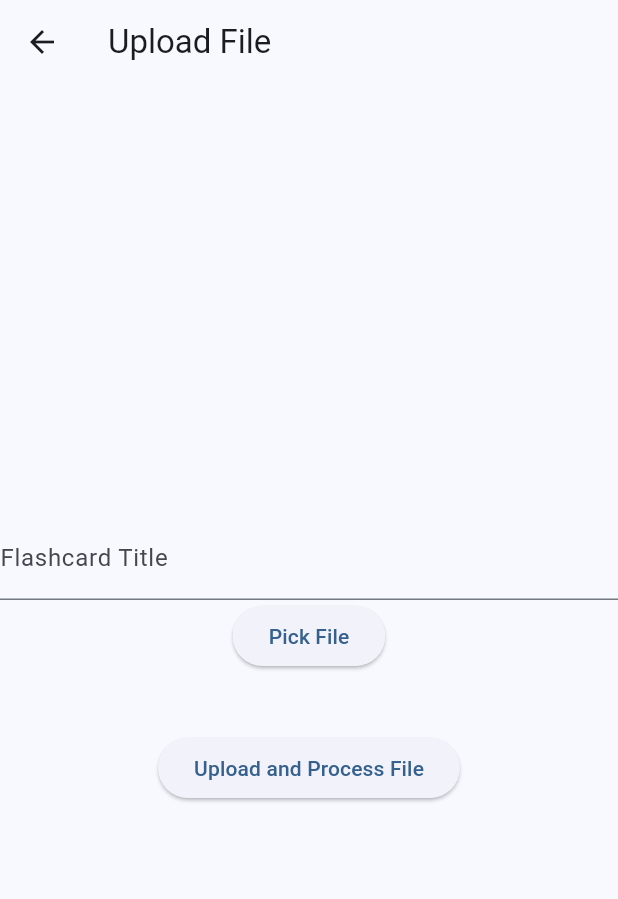
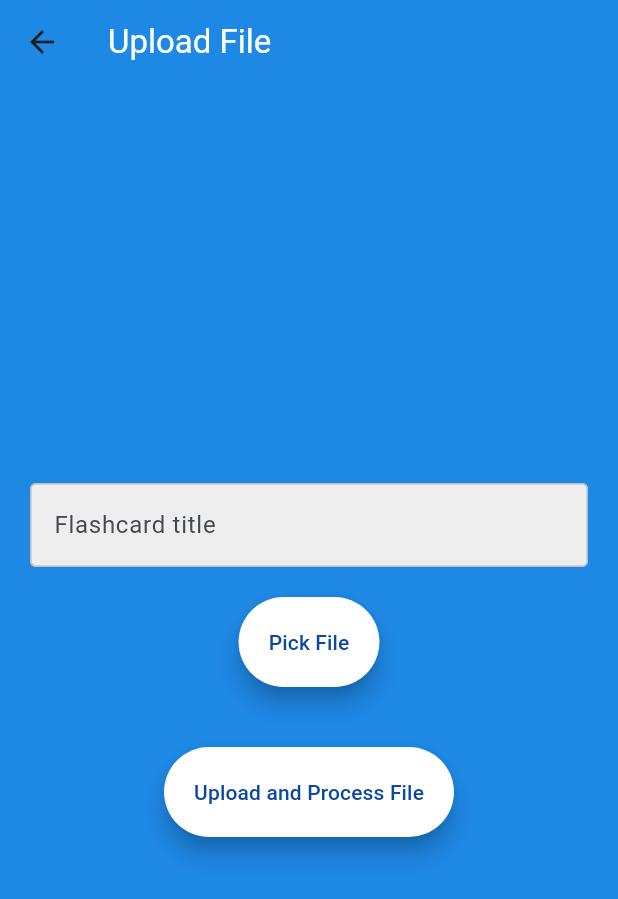
Before and after one commit to dimer09/flashcard_app, a Flutter app: the UploadFilePage screen opened by its route, after a tap on "Upload and Process File", on a phone screen of 412 x 824 dp. Shown: the top 899 px of the screen. Run offline on Flutter 3.47's test engine with Material 2 defaults, Android fonts, the phone set to English and light mode, and no system bars; our stand-ins replace file_picker, flip_card, google_nav_bar.

```diff
--- a/lib/pages/flashcard_detail.dart
+++ b/lib/pages/flashcard_detail.dart
@@ -173,6 +173,7 @@ class _FlashcarddetailscreenState extends State<Flashcarddetailscreen> {
             ]),
           ),
           Expanded(
+            child: Center(
               child: ListView.builder(
                   itemCount: flashitem.flashcards.length,
                   itemBuilder: (ctx, i) => Carte_Item(
@@ -222,10 +223,11 @@ class _FlashcarddetailscreenState extends State<Flashcarddetailscreen> {
                                 );
                               }
                             });
-                          ;
+
                           });
                         },
                       )),
+            ),
           ),
         ]),
       ),
--- a/lib/pages/upload_file.dart
+++ b/lib/pages/upload_file.dart
@@ -1,4 +1,3 @@
-import 'dart:io';
 import 'package:flutter/material.dart';
 import 'package:file_picker/file_picker.dart';
 import 'package:http/http.dart' as http;
@@ -10,9 +9,8 @@ import 'package:provider/provider.dart';
 import 'package:uuid/uuid.dart';
 
 class UploadFilePage extends StatefulWidget {
-
   static const routename = '/publicatondetailscreen';
-  final String userId;
+  final userId;
 
   UploadFilePage({Key? key, this.userId}) : super(key: key);
 
@@ -50,16 +48,13 @@ class _UploadFilePageState extends State<UploadFilePage> {
         filename: _pickedFile!.name,
       ));
 
-
     var response = await request.send();
 
     if (response.statusCode == 200) {
-
       var responseData = await response.stream.toBytes();
       var responseString = String.fromCharCodes(responseData);
 
       var responses = json.decode(responseString);
-
 
       List<dynamic> flashcardsJson = responses['flashcards'];
       print(flashcardsJson);
@@ -78,8 +73,7 @@ class _UploadFilePageState extends State<UploadFilePage> {
         id: DateTime.now().toIso8601String(),
         title: _titleController.text.isEmpty
             ? 'Imported Flashcards'
-            : _titleController
-                .text,
+            : _titleController.text,
         color: 'blue',
         isPublic: false,
         flashcards: carteItems,
@@ -88,22 +82,27 @@ class _UploadFilePageState extends State<UploadFilePage> {
 
       print(newFlashcard);
 
+      setState(() {
+        _isLoading = false;
+      });
 
+      Provider.of<FlaschCardsList>(context, listen: false)
+          .addFlashcard(newFlashcard, widget.userId);
+
+      ScaffoldMessenger.of(context).showSnackBar(
+        SnackBar(
+            backgroundColor: Colors.green,
+            content: Text('Flashcards uploaded and added successfully!')),
+      );
+    } else {
       setState(() {
         _isLoading = false;
       });
 
       ScaffoldMessenger.of(context).showSnackBar(
-        SnackBar(backgroundColor: Colors.green, content: Text('Flashcards uploaded and added successfully!')),
-      );
-    } else {
-
-      setState(() {
-        _isLoading = false;
-      });
-
-      ScaffoldMessenger.of(context).showSnackBar(
-        SnackBar(backgroundColor: Colors.red, content: Text('Failed to upload flashcards')),
+        SnackBar(
+            backgroundColor: Colors.red,
+            content: Text('Failed to upload flashcards')),
       );
     }
   }
@@ -111,33 +110,60 @@ class _UploadFilePageState extends State<UploadFilePage> {
   @override
   Widget build(BuildContext context) {
     return Scaffold(
+      backgroundColor: Colors.blue[600],
       appBar: AppBar(
-        title: Text('Upload File'),
+        backgroundColor: Colors.blue[600],
+        title: Text('Upload File', style: TextStyle(color: Colors.white)),
       ),
       body: Center(
         child: _isLoading
             ? CircularProgressIndicator()
-            : Column(
+            : Padding(
+              padding: EdgeInsets.all(20),
+              child: Column(
                   mainAxisAlignment: MainAxisAlignment.center,
                   children: <Widget>[
                     TextField(
                       controller: _titleController,
-                    decoration: InputDecoration(labelText: 'Flashcard Title'),
+                      decoration: InputDecoration(
+                        enabledBorder: OutlineInputBorder(
+                            borderSide: BorderSide(color: Colors.grey.shade400)),
+                        labelText: 'Flashcard title',
+                        fillColor: Colors.grey.shade200,
+                        filled: true,
                       ),
+                    ),
+                    SizedBox(height: 20),
                     ElevatedButton(
+
                       onPressed: _pickFile,
                       child: Text('Pick File'),
+                      style: ElevatedButton.styleFrom(
+
+                        padding: EdgeInsets.all(20),
+                        elevation: 6,
+                        primary: Colors.white,
+                        onPrimary: Colors.blue[900],
+                      ),
                     ),
                     SizedBox(height: 20),
                     _pickedFile != null
-                      ? Text('File: ${_pickedFile!.name}')
+                        ? Text('File: ${_pickedFile!.name}',
+                            style: TextStyle(color: Colors.white))
                         : Container(),
                     SizedBox(height: 20),
                     ElevatedButton(
                       onPressed: _uploadFile,
                       child: Text('Upload and Process File'),
+                      style: ElevatedButton.styleFrom(
+                        padding: EdgeInsets.all(20),
+                        elevation: 6,
+                        primary: Colors.white,
+                        onPrimary: Colors.blue[900],
+                      ),
                     ),
                   ],
+                ),
             ),
       ),
     );
```
Also changed, not shown: lib/components/carte_item.dart (+8 -17 lines), lib/components/popup.dart (+6 -1 lines), lib/pages/home_page.dart (+8 -6 lines). Lines whose indentation alone changed are shown as unchanged.
